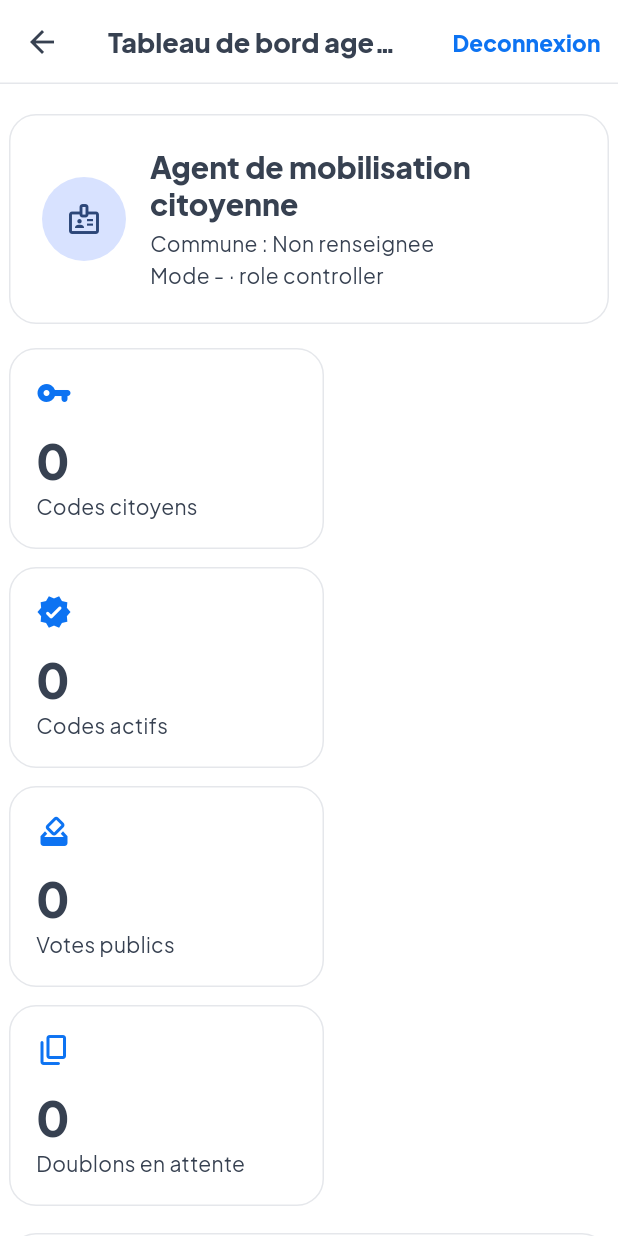
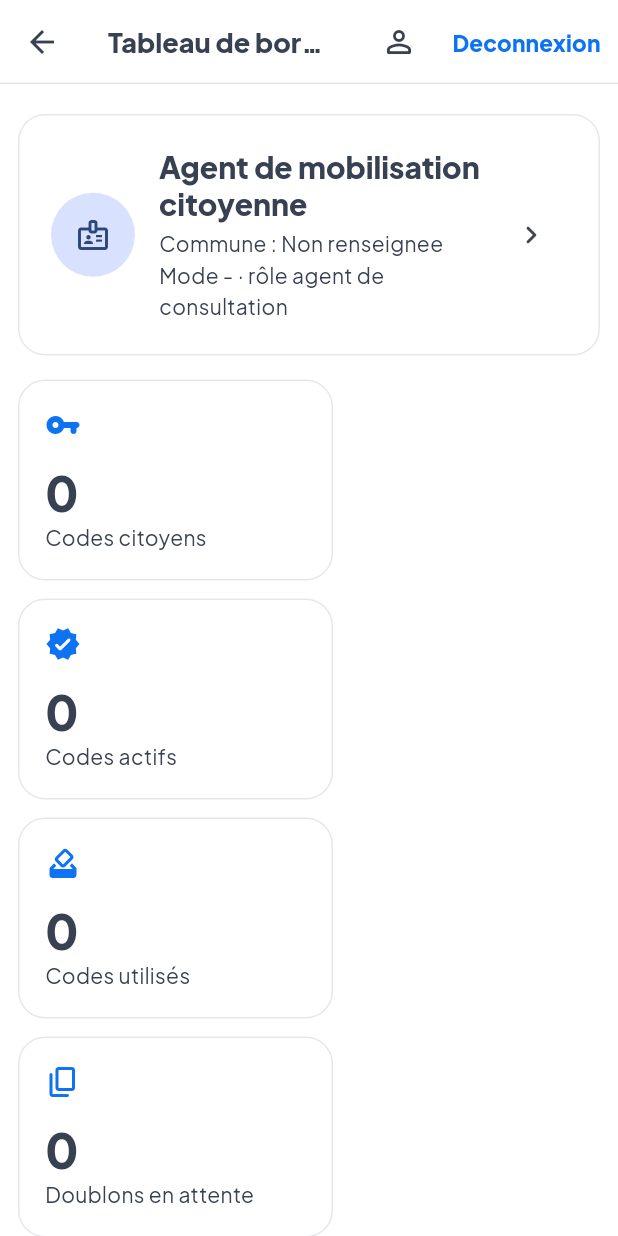
Before and after one commit to stef25fwi/citoyen-peyi, a Flutter app: the ControllerDashboardPage screen opened directly, on a phone screen of 412 x 824 dp. Run offline on Flutter 3.47's test engine with Material 3 defaults, Android fonts, the phone set to English and light mode, and no system bars; our stand-ins replace cloud_firestore, firebase_auth, firebase_core, firebase_messaging, fl_chart, flutter_svg and 4 more; missing offline and left inert: dart:html, firebase_app_check; accounts and stored records are empty.

Commit message:
feat: expose le profil et mon activité aux agents

```diff
--- a/flutter_app/lib/pages/controller_dashboard_page.dart
+++ b/flutter_app/lib/pages/controller_dashboard_page.dart
@@ -3,6 +3,7 @@ import 'package:flutter/material.dart';
 import '../services/auth_session_store.dart';
 import '../services/citizen_access_code_service.dart';
 import '../services/firebase_auth_service.dart';
+import 'controller_profile_page.dart';
 
 class ControllerDashboardPage extends StatefulWidget {
   const ControllerDashboardPage({super.key});
@@ -47,6 +48,32 @@ class _ControllerDashboardPageState extends State<ControllerDashboardPage> {
     });
   }
 
+  Future<void> _signOut() async {
+    try {
+      await FirebaseAuthService.instance.signOut();
+    } catch (error, stackTrace) {
+      debugPrint('[ControllerDashboard] signOut failed: $error');
+      debugPrintStack(stackTrace: stackTrace);
+    }
+    try {
+      await AuthSessionStore.instance.clear();
+    } catch (error, stackTrace) {
+      debugPrint('[ControllerDashboard] session clear failed: $error');
+      debugPrintStack(stackTrace: stackTrace);
+    }
+    if (!mounted) return;
+    Navigator.of(context).pushNamedAndRemoveUntil('/', (_) => false);
+  }
+
+  void _openProfile({int initialTab = 0}) {
+    Navigator.of(context).push(
+      MaterialPageRoute(
+        settings: const RouteSettings(name: '/controleur/profil'),
+        builder: (_) => ControllerProfilePage(initialTab: initialTab),
+      ),
+    );
+  }
+
   @override
   Widget build(BuildContext context) {
     final session = AuthSessionStore.instance.currentSession;
@@ -59,24 +86,13 @@ class _ControllerDashboardPageState extends State<ControllerDashboardPage> {
       appBar: AppBar(
         title: const Text('Tableau de bord agent de mobilisation citoyenne'),
         actions: [
+          IconButton(
+            tooltip: 'Mon profil',
+            onPressed: _openProfile,
+            icon: const Icon(Icons.person_outline_rounded),
+          ),
           TextButton(
-            onPressed: () async {
-              try {
-                await FirebaseAuthService.instance.signOut();
-              } catch (error, stackTrace) {
-                debugPrint('[ControllerDashboard] signOut failed: $error');
-                debugPrintStack(stackTrace: stackTrace);
-              }
-              try {
-                await AuthSessionStore.instance.clear();
-              } catch (error, stackTrace) {
-                debugPrint(
-                    '[ControllerDashboard] session clear failed: $error');
-                debugPrintStack(stackTrace: stackTrace);
-              }
-              if (!context.mounted) return;
-              Navigator.of(context).pushNamedAndRemoveUntil('/', (_) => false);
-            },
+            onPressed: _signOut,
             child: const Text('Deconnexion'),
           ),
         ],
@@ -87,7 +103,7 @@ class _ControllerDashboardPageState extends State<ControllerDashboardPage> {
           child: RefreshIndicator(
             onRefresh: _load,
             child: ListView(
-              padding: const EdgeInsets.symmetric(horizontal: 6, vertical: 20),
+              padding: const EdgeInsets.symmetric(horizontal: 12, vertical: 20),
               children: [
                 Card(
                   child: Padding(
@@ -95,7 +111,9 @@ class _ControllerDashboardPageState extends State<ControllerDashboardPage> {
                     child: Row(
                       children: [
                         const CircleAvatar(
-                            radius: 28, child: Icon(Icons.badge_outlined)),
+                          radius: 28,
+                          child: Icon(Icons.badge_outlined),
+                        ),
                         const SizedBox(width: 16),
                         Expanded(
                           child: Column(
@@ -104,15 +122,22 @@ class _ControllerDashboardPageState extends State<ControllerDashboardPage> {
                               Text(
                                 session?.label ??
                                     'Agent de mobilisation citoyenne',
-                                  style:
-                                      Theme.of(context).textTheme.titleLarge),
+                                style: Theme.of(context).textTheme.titleLarge,
+                              ),
                               const SizedBox(height: 4),
                               Text(
-                                  'Commune : ${session?.commune?.name ?? 'Non renseignee'}${session?.commune?.codePostal == null ? '' : ' · CP ${session!.commune!.codePostal}'}'),
+                                'Commune : ${session?.commune?.name ?? 'Non renseignee'}${session?.commune?.codePostal == null ? '' : ' · CP ${session!.commune!.codePostal}'}',
+                              ),
                               Text(
-                                  'Mode ${session?.modeLabel ?? '-'} · role controller'),
+                                'Mode ${session?.modeLabel ?? '-'} · rôle agent de consultation',
+                              ),
                             ],
                           ),
+                        ),
+                        IconButton(
+                          tooltip: 'Ouvrir mon profil',
+                          onPressed: _openProfile,
+                          icon: const Icon(Icons.chevron_right_rounded),
                         ),
                       ],
                     ),
@@ -126,19 +151,23 @@ class _ControllerDashboardPageState extends State<ControllerDashboardPage> {
                     _MetricCard(
                       label: 'Codes citoyens',
                       value: '${_codes.length}',
-                        icon: Icons.vpn_key_rounded),
+                      icon: Icons.vpn_key_rounded,
+                    ),
                     _MetricCard(
                       label: 'Codes actifs',
                       value: '$activeCodes',
-                        icon: Icons.verified_rounded),
+                      icon: Icons.verified_rounded,
+                    ),
                     _MetricCard(
-                        label: 'Votes publics',
+                      label: 'Codes utilisés',
                       value: '$usedCodes',
-                        icon: Icons.how_to_vote_rounded),
+                      icon: Icons.how_to_vote_rounded,
+                    ),
                     _MetricCard(
                       label: 'Doublons en attente',
                       value: '$pendingDuplicates',
-                        icon: Icons.content_copy_rounded),
+                      icon: Icons.content_copy_rounded,
+                    ),
                   ],
                 ),
                 const SizedBox(height: 18),
@@ -148,24 +177,31 @@ class _ControllerDashboardPageState extends State<ControllerDashboardPage> {
                     child: Column(
                       crossAxisAlignment: CrossAxisAlignment.start,
                       children: [
-                        Text('Parcours agent de mobilisation citoyenne',
-                            style: Theme.of(context).textTheme.titleLarge),
+                        Text(
+                          'Parcours agent de mobilisation citoyenne',
+                          style: Theme.of(context).textTheme.titleLarge,
+                        ),
                         const SizedBox(height: 12),
                         const _StepLine(
                           index: 1,
-                            text: 'Verification physique de l\'eligibilite'),
+                          text: 'Verification physique de l\'eligibilite',
+                        ),
                         const _StepLine(
                           index: 2,
-                            text: 'Saisie des donnees minimales autorisees'),
+                          text: 'Saisie des donnees minimales autorisees',
+                        ),
                         const _StepLine(
                           index: 3,
-                            text: 'Generation du code citoyen anonyme'),
+                          text: 'Generation du code citoyen anonyme',
+                        ),
                         const _StepLine(
                           index: 4,
-                            text: 'Remise du code ou du QR au citoyen'),
+                          text: 'Remise du code ou du QR au citoyen',
+                        ),
                         const _StepLine(
                           index: 5,
-                            text: 'Doublon eventuel : demande de regeneration'),
+                          text: 'Doublon eventuel : demande de regeneration',
+                        ),
                         const SizedBox(height: 16),
                         Wrap(
                           spacing: 12,
@@ -178,10 +214,9 @@ class _ControllerDashboardPageState extends State<ControllerDashboardPage> {
                               label: const Text('Generer un acces citoyen'),
                             ),
                             FilledButton.tonalIcon(
-                              onPressed: () => Navigator.of(context)
-                                  .pushNamed('/controleur/historique'),
+                              onPressed: () => _openProfile(initialTab: 1),
                               icon: const Icon(Icons.history_rounded),
-                              label: const Text('Voir mon historique'),
+                              label: const Text('Mon activité'),
                             ),
                           ],
                         ),
@@ -190,19 +225,25 @@ class _ControllerDashboardPageState extends State<ControllerDashboardPage> {
                   ),
                 ),
                 const SizedBox(height: 18),
-                Text('Historique recent',
-                    style: Theme.of(context).textTheme.titleLarge),
+                Text(
+                  'Historique recent',
+                  style: Theme.of(context).textTheme.titleLarge,
+                ),
                 const SizedBox(height: 10),
                 if (_isLoading)
                   const Center(
                     child: Padding(
                       padding: EdgeInsets.all(24),
-                          child: CircularProgressIndicator()))
+                      child: CircularProgressIndicator(),
+                    ),
+                  )
                 else if (_codes.isEmpty)
                   const Card(
                     child: Padding(
                       padding: EdgeInsets.all(20),
-                          child: Text('Aucun code citoyen genere.')))
+                      child: Text('Aucun code citoyen genere.'),
+                    ),
+                  )
                 else
                   for (final code in _codes.take(8))
                     Card(
@@ -210,7 +251,8 @@ class _ControllerDashboardPageState extends State<ControllerDashboardPage> {
                         leading: const Icon(Icons.key_rounded),
                         title: Text(code.accessCode),
                         subtitle: Text(
-                            '${code.communeName} · ${code.createdAt}\nStatut : ${code.status}${code.usedForLogin ? ' · vote public utilise' : ''}'),
+                          '${code.communeName} · ${code.createdAt}\nStatut : ${code.status}${code.usedForLogin ? ' · code utilisé' : ''}',
+                        ),
                         isThreeLine: true,
                       ),
                     ),
@@ -224,8 +266,11 @@ class _ControllerDashboardPageState extends State<ControllerDashboardPage> {
 }
 
 class _MetricCard extends StatelessWidget {
-  const _MetricCard(
-      {required this.label, required this.value, required this.icon});
+  const _MetricCard({
+    required this.label,
+    required this.value,
+    required this.icon,
+  });
 
   final String label;
   final String value;
@@ -267,7 +312,8 @@ class _StepLine extends StatelessWidget {
         children: [
           CircleAvatar(
             radius: 13,
-              child: Text('$index', style: const TextStyle(fontSize: 12))),
+            child: Text('$index', style: const TextStyle(fontSize: 12)),
+          ),
           const SizedBox(width: 10),
           Expanded(child: Text(text)),
         ],
```
Lines whose indentation alone changed are shown as unchanged.
